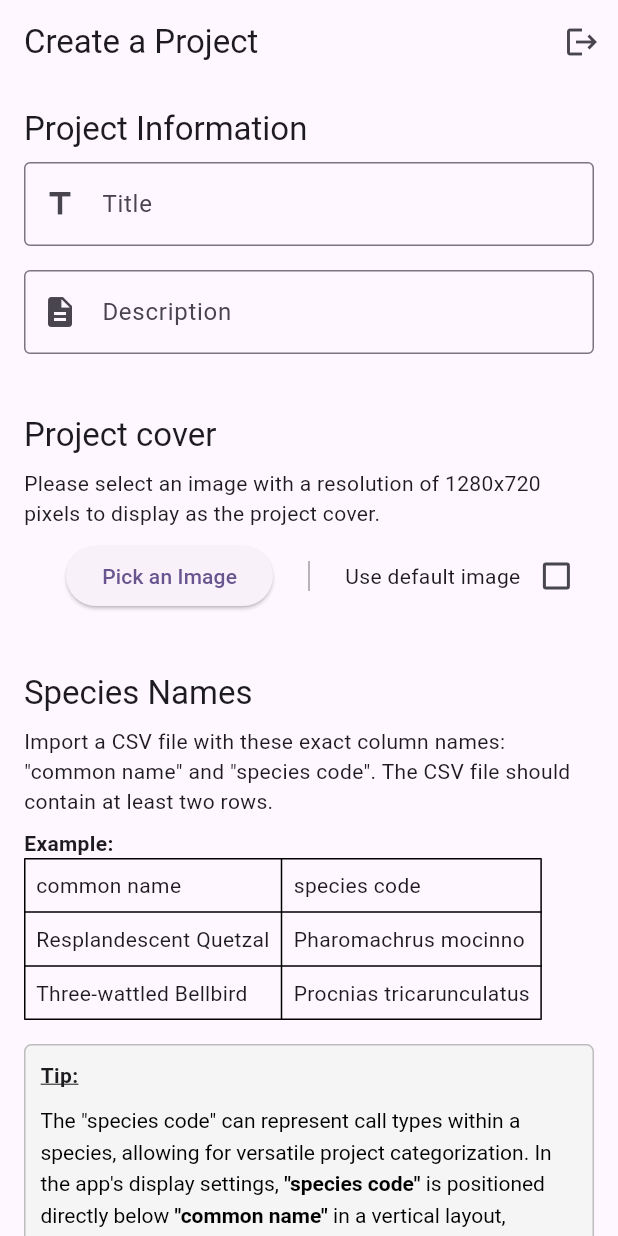
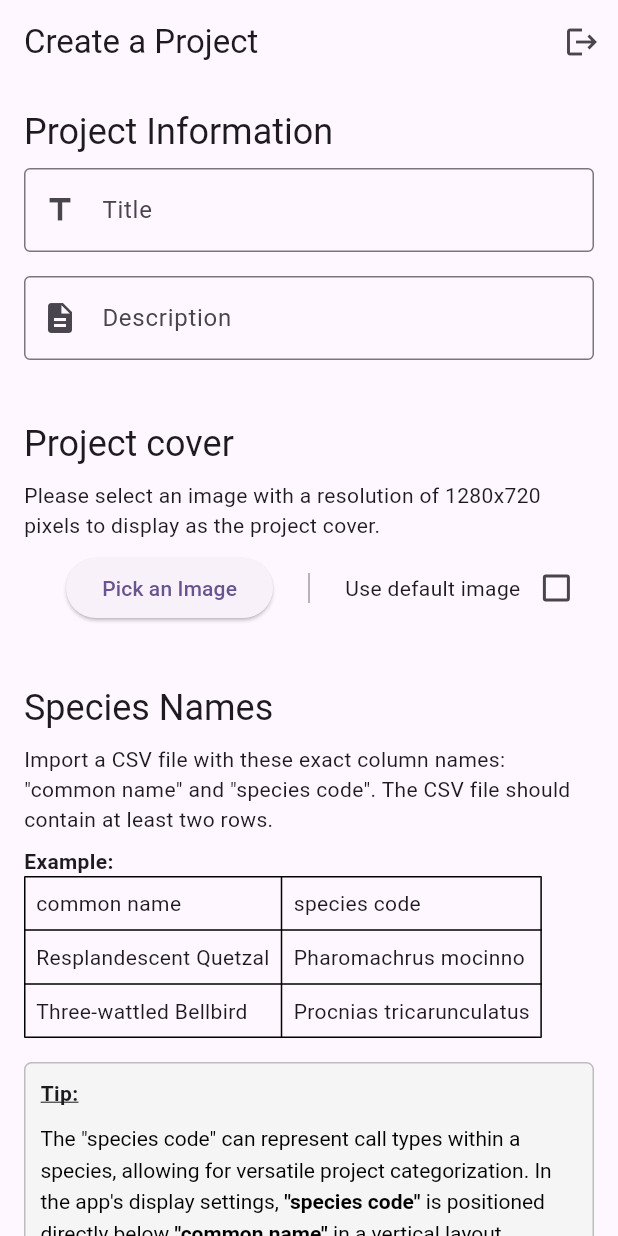
Before and after one commit to TropicodeLabs/Euphonia-AI-Reviewer, a Flutter app: the screen it shows once a user with an empty profile is signed in, on a phone screen of 412 x 824 dp. Run offline on Flutter 3.47's test engine with Material 3 defaults, Android fonts, the phone set to English and light mode, and no system bars; our stand-ins replace audioplayers, cached_network_image, cloud_firestore, cloud_functions, csv, file_picker and 7 more; missing offline and left inert: fftea, firebase_ui_auth, wav; accounts and stored records are empty; generated files the repository leaves out were written again.

Commit message:
Flutter 3.22.1 compatibility code update

```diff
--- a/code/admin_pc_app/lib/create_project_screen.dart
+++ b/code/admin_pc_app/lib/create_project_screen.dart
@@ -135,7 +135,7 @@ class _CreateProjectScreenState extends State<CreateProjectScreen> {
       crossAxisAlignment: CrossAxisAlignment.start,
       children: [
         Text('Project Information',
-            style: Theme.of(context).textTheme.headline6),
+            style: Theme.of(context).textTheme.headlineSmall),
         SizedBox(height: 8),
         _buildTextField(_titleController, 'Title', Icons.title),
         SizedBox(height: 16),
@@ -149,7 +149,8 @@ class _CreateProjectScreenState extends State<CreateProjectScreen> {
     return Column(
       crossAxisAlignment: CrossAxisAlignment.start,
       children: [
-        Text('Admission Policy', style: Theme.of(context).textTheme.subtitle1),
+        Text('Admission Policy',
+            style: Theme.of(context).textTheme.titleMedium),
         SizedBox(height: 8), // Add some spacing
         Text(
           'By default, all projects are set to private to protect your data. However, if you choose to make your project public, it could significantly enhance your project\'s visibility and potentially attract more contributions and data from the community.',
@@ -208,7 +209,7 @@ class _CreateProjectScreenState extends State<CreateProjectScreen> {
     return Column(
       crossAxisAlignment: CrossAxisAlignment.start,
       children: [
-        Text('Project cover', style: Theme.of(context).textTheme.headline6),
+        Text('Project cover', style: Theme.of(context).textTheme.headlineSmall),
         SizedBox(height: 8),
         Text(
           'Please select an image with a resolution of 1280x720 pixels to display as the project cover.',
@@ -269,7 +270,7 @@ class _CreateProjectScreenState extends State<CreateProjectScreen> {
     return Column(
       crossAxisAlignment: CrossAxisAlignment.start,
       children: [
-        Text('Species Names', style: Theme.of(context).textTheme.headline6),
+        Text('Species Names', style: Theme.of(context).textTheme.headlineSmall),
         SizedBox(height: 8),
         Text(
             'Import a CSV file with these exact column names: "common name" and "species code". The CSV file should contain at least two rows.'),
@@ -341,8 +342,8 @@ class _CreateProjectScreenState extends State<CreateProjectScreen> {
           onPressed: pickAndParseCsv,
           child: Text('Import CSV'),
           style: ElevatedButton.styleFrom(
-            primary: Theme.of(context).primaryColor,
-            onPrimary: Colors.white,
+            backgroundColor: Theme.of(context).colorScheme.background,
+            foregroundColor: Colors.white,
             padding: EdgeInsets.symmetric(horizontal: 32, vertical: 12),
           ),
         ),
@@ -390,8 +391,8 @@ class _CreateProjectScreenState extends State<CreateProjectScreen> {
                 )
               : Text('Create Project'),
           style: ElevatedButton.styleFrom(
-            primary: Theme.of(context).colorScheme.secondary,
-            onPrimary: Colors.white,
+            backgroundColor: Theme.of(context).colorScheme.secondary,
+            foregroundColor: Colors.white,
             padding: EdgeInsets.symmetric(horizontal: 32, vertical: 12),
           ),
         ),
--- a/code/admin_pc_app/lib/upload_data_screen.dart
+++ b/code/admin_pc_app/lib/upload_data_screen.dart
@@ -63,7 +63,7 @@ class _UploadDataScreenState extends State<UploadDataScreen> {
               children: [
                 Text(
                   'Upload Project Data',
-                  style: Theme.of(context).textTheme.headline5,
+                  style: Theme.of(context).textTheme.headlineMedium,
                 ),
                 SizedBox(height: 20),
                 Text(
```
Also changed, not shown: code/mobile_app/lib/settings_screen.dart (+4 -3 lines).
